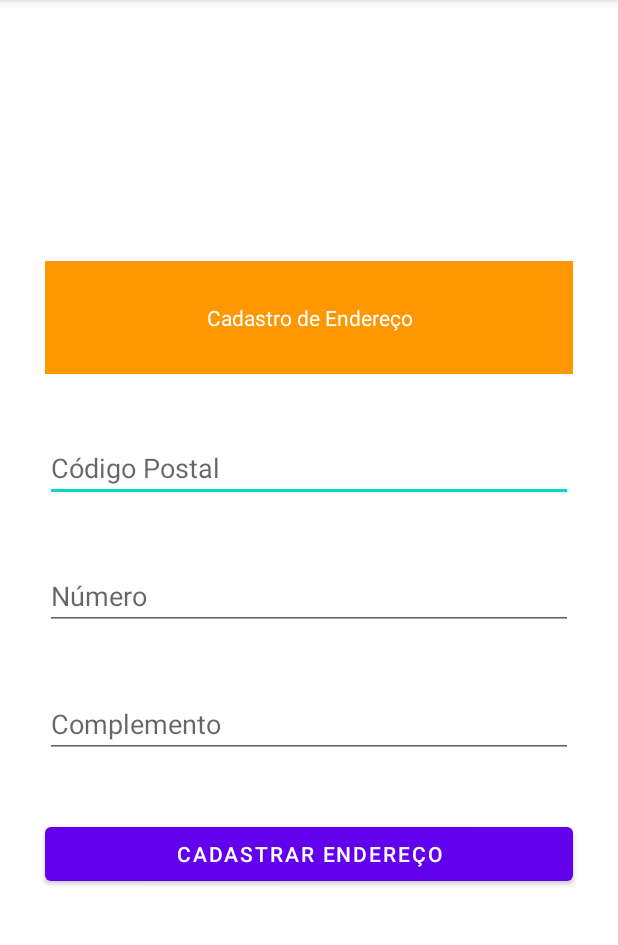
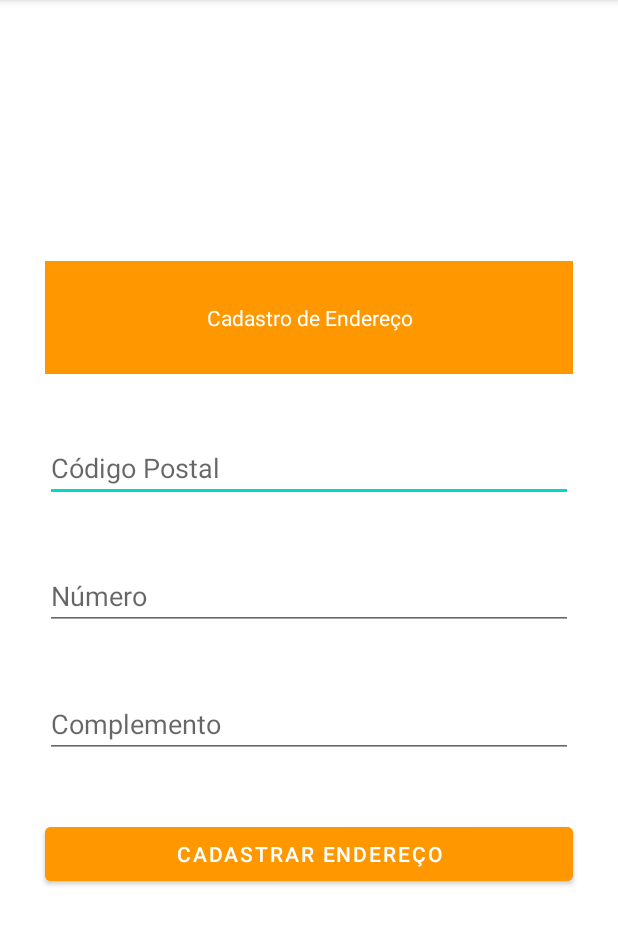
Before and after one commit to Gabriel-Lucena/symbian, an Android app: the CadastroEndereco screen opened directly, with no data from a screen before it, on a phone screen of 412 x 824 dp, the part 84-1029 px from its top. Run offline under Robolectric (Android 15) with nearby library versions, the phone set to English and light mode, and no system bars.

Commit message:
Alterando a cor do botão

```diff
--- a/app/src/main/res/values/colors.xml
+++ b/app/src/main/res/values/colors.xml
@@ -7,4 +7,6 @@
     <color name="teal_700">#FF018786</color>
     <color name="black">#FF000000</color>
     <color name="white">#FFFFFFFF</color>
+
+    <color name="orange_btn">#FF9800</color>
 </resources>
--- a/app/src/main/res/values/styles.xml
+++ b/app/src/main/res/values/styles.xml
@@ -55,8 +55,7 @@
         <item name="android:layout_marginStart">30dp</item>
         <item name="android:layout_marginEnd">30dp</item>
         <item name="android:textColor">@color/white</item>
-        <item name="backgroundColor">@color/teal_200</item>
-
+        <item name="android:backgroundTint">@color/orange_btn</item>
     </style>
 
 
```
